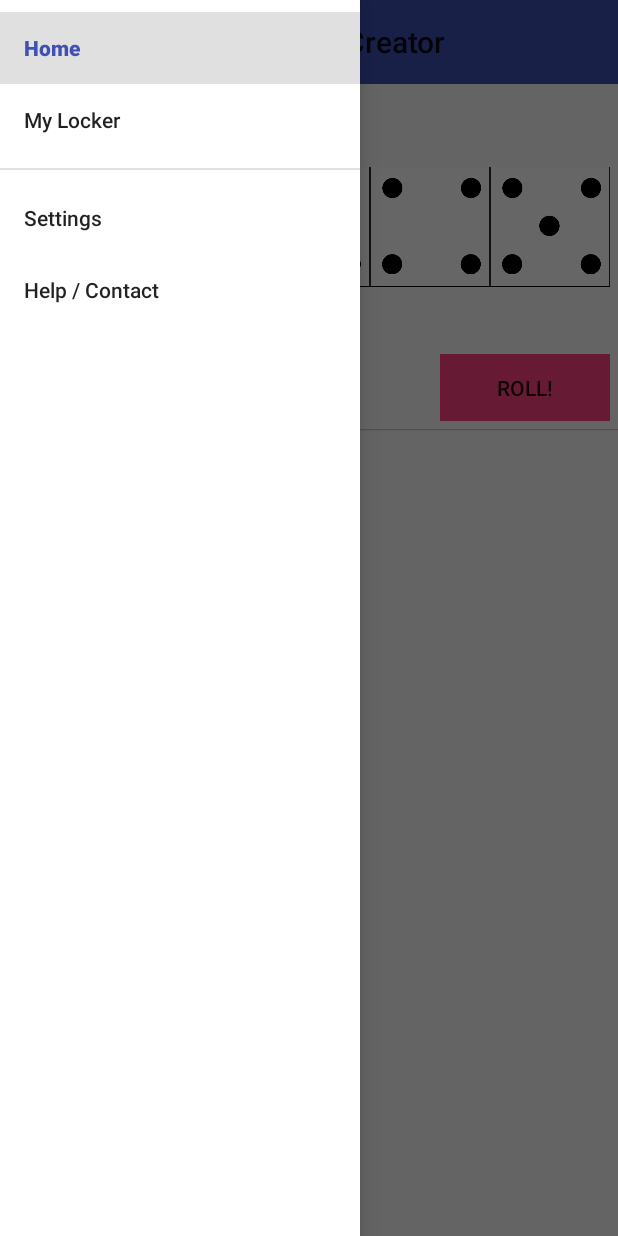
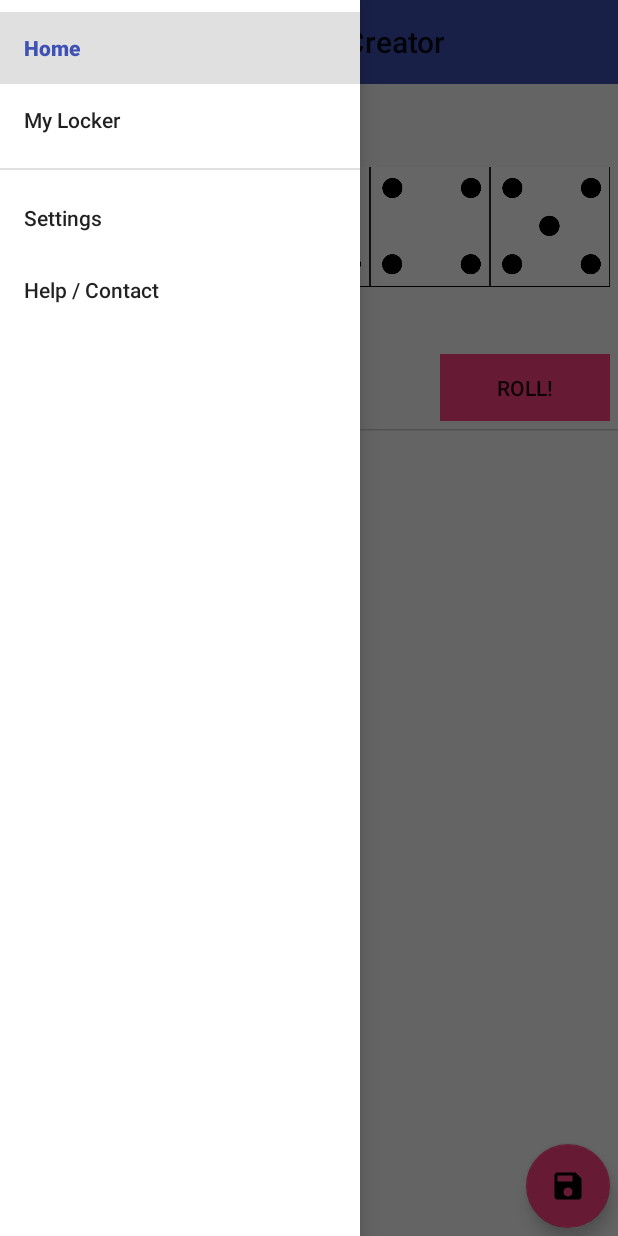
Before and after one commit to dconz13/Capstone-Project, an Android app: the screen it shows after launch (MainActivity), with the side drawer open, on a phone screen of 412 x 824 dp. Run offline under Robolectric (Android 15) with nearby library versions, the light colour scheme and no system bars.

Commit message:
Save password dialog
feat: Added save information dialog. It doesn't save yet.
fix: None.
docs: None.

```diff
--- a/app/src/main/java/com/conz13/d/strongpasswordcreator/WordGenerationFragment.java
+++ b/app/src/main/java/com/conz13/d/strongpasswordcreator/WordGenerationFragment.java
@@ -2,6 +2,7 @@ package com.conz13.d.strongpasswordcreator;
 
 import android.os.Bundle;
 import android.support.annotation.Nullable;
+import android.support.design.widget.FloatingActionButton;
 import android.support.v4.app.Fragment;
 import android.support.v7.widget.LinearLayoutManager;
 import android.support.v7.widget.RecyclerView;
@@ -40,11 +41,14 @@ public class WordGenerationFragment extends Fragment {
         if(null != savedInstanceState){
             if(null != savedInstanceState.getIntArray(getString(R.string.dice_array_key))){
                 mGeneratedNumber = savedInstanceState.getIntArray(getString(R.string.dice_array_key));
+            }
+            if(null != savedInstanceState.getStringArrayList(getString(R.string.words_list_key))){
                 mResultantWords = savedInstanceState.getStringArrayList(getString(R.string.words_list_key));
             }
         } else {
             // Only executed if the save state was not preserved
-            mResultantWords = new ArrayList<>();
+            if(mResultantWords == null)
+                mResultantWords = new ArrayList<>();
         }
     }
 
@@ -52,6 +56,8 @@ public class WordGenerationFragment extends Fragment {
     public void onSaveInstanceState(Bundle outState) {
         if(null != mGeneratedNumber) {
             outState.putIntArray(getString(R.string.dice_array_key), mGeneratedNumber);
+        }
+        if(null != mResultantWords) {
             outState.putStringArrayList(getString(R.string.words_list_key), mResultantWords);
         }
         super.onSaveInstanceState(outState);
@@ -76,6 +82,7 @@ public class WordGenerationFragment extends Fragment {
 
         spinOnClick((Button)rootView.findViewById(R.id.roll_button));
         addOnClick((ImageButton)rootView.findViewById(R.id.add_to_list_button));
+        fabOnClick((FloatingActionButton)rootView.findViewById(R.id.save_fab));
 
         if(null != savedInstanceState && null != mGeneratedNumber){
             setUpDice(mGeneratedNumber);
@@ -98,11 +105,21 @@ public class WordGenerationFragment extends Fragment {
         addButton.setOnClickListener(new View.OnClickListener() {
             @Override
             public void onClick(View v) {
-                if(mTextView.getText() != null)
+                if(!mTextView.getText().equals(""))
                 if(mResultantWords.add(String.valueOf(mTextView.getText()))){
                     mAdapter.setmWords(mResultantWords);
                     mAdapter.notifyDataSetChanged();
                 }
+            }
+        });
+    }
+
+    private void fabOnClick(FloatingActionButton fab){
+        fab.setOnClickListener(new View.OnClickListener() {
+            @Override
+            public void onClick(View v) {
+                // Start dialog for saving to database
+                ((MainActivity)getActivity()).showSaveDialog(mResultantWords);
             }
         });
     }
--- a/app/src/main/res/layout/word_generation_fragment_layout.xml
+++ b/app/src/main/res/layout/word_generation_fragment_layout.xml
@@ -1,6 +1,8 @@
 <?xml version="1.0" encoding="utf-8"?>
-<LinearLayout xmlns:android="http://schemas.android.com/apk/res/android"
-    android:orientation="vertical" android:layout_width="match_parent"
+<RelativeLayout xmlns:android="http://schemas.android.com/apk/res/android"
+    xmlns:app="http://schemas.android.com/apk/res-auto"
+    android:orientation="vertical"
+    android:layout_width="match_parent"
     android:layout_height="match_parent">
 
     <!-- View for the dice PNG images -->
@@ -9,6 +11,7 @@
 
     <!-- View for the interactive strip below dice PNG-->
     <LinearLayout
+        android:id="@+id/linear_holder"
         android:layout_width="match_parent"
         android:layout_height="wrap_content"
         android:orientation="horizontal"
@@ -17,6 +20,7 @@
         android:layout_marginEnd="@dimen/default_margin"
         android:layout_marginRight="@dimen/default_margin"
         android:layout_marginTop="10dp"
+        android:layout_below="@+id/dice_layout"
         android:gravity="center_vertical">
 
         <!-- TODO: create ripple effect for this button -->
@@ -55,20 +59,33 @@
     </LinearLayout>
 
     <View
+        android:id="@+id/mock_elevation_shadow"
         android:layout_width="match_parent"
         android:layout_height="1dp"
         android:layout_marginTop="@dimen/default_margin"
+        android:layout_below="@+id/linear_holder"
         android:background="@drawable/elevation_shadow"/>
+
+    <android.support.design.widget.FloatingActionButton
+        android:id="@+id/save_fab"
+        android:layout_width="wrap_content"
+        android:layout_height="wrap_content"
+        android:layout_alignParentBottom="true"
+        android:layout_alignParentEnd="true"
+        android:layout_alignParentRight="true"
+        app:fabSize="normal"
+        android:layout_marginEnd="@dimen/default_margin"
+        android:layout_marginRight="@dimen/default_margin"
+        android:layout_marginBottom="@dimen/default_margin"
+        android:elevation="4dp"
+        android:src="@drawable/ic_save_black_24dp" />
 
     <!-- Recycler view for the word list -->
     <android.support.v7.widget.RecyclerView
         android:id="@+id/resultant_word_recycler_view"
         android:layout_width="match_parent"
         android:layout_height="wrap_content"
+        android:layout_below="@+id/mock_elevation_shadow"
         android:scrollbars="vertical" />
 
-    <!--<android.support.design.widget.FloatingActionButton-->
-        <!--android:layout_width="wrap_content"-->
-        <!--android:layout_height="wrap_content" />-->
-
-</LinearLayout>
+</RelativeLayout>
--- a/app/src/main/res/values/strings.xml
+++ b/app/src/main/res/values/strings.xml
@@ -28,6 +28,13 @@
     <string name="alert_dialog_negative">Cancel</string>
     <string name="alert_dialog_tag" translatable="false">alert_dialog</string>
 
+    <!-- Alert dialog for saving password -->
+    <string name="save_dialog_title">Save your strong password</string>
+    <string name="save_dialog_positive">Save</string>
+    <string name="save_dialog_negative">Cancel</string>
+    <string name="save_dialog_tag" translatable="false">save_dialog</string>
+    <string name="save_dialog_password_key" translatable="false">password_array_list_key</string>
+
     <!-- Dice png content descriptions -->
     <string name="dice_one_content_description">You rolled a one.</string>
     <string name="dice_two_content_description">You rolled a two.</string>
```
Also changed, not shown: app/src/main/java/com/conz13/d/strongpasswordcreator/GeneratedWordRecyclerAdapter.java (+5 -2 lines), app/src/main/java/com/conz13/d/strongpasswordcreator/MainActivity.java (+25 -6 lines), app/src/main/java/com/conz13/d/strongpasswordcreator/SaveDialogFragment.java (added, +72 -0 lines), app/src/main/res/layout/resultant_word_list_item.xml (+13 -13 lines), app/src/main/res/layout/save_password_dialog_layout.xml (added, +33 -0 lines), app/src/main/res/drawable-hdpi/ic_save_black_24dp.png (added), app/src/main/res/drawable-mdpi/ic_save_black_24dp.png (added), app/src/main/res/drawable-xhdpi/ic_save_black_24dp.png (added), app/src/main/res/drawable-xxhdpi/ic_save_black_24dp.png (added), app/src/main/res/drawable-xxxhdpi/ic_save_black_24dp.png (added).
